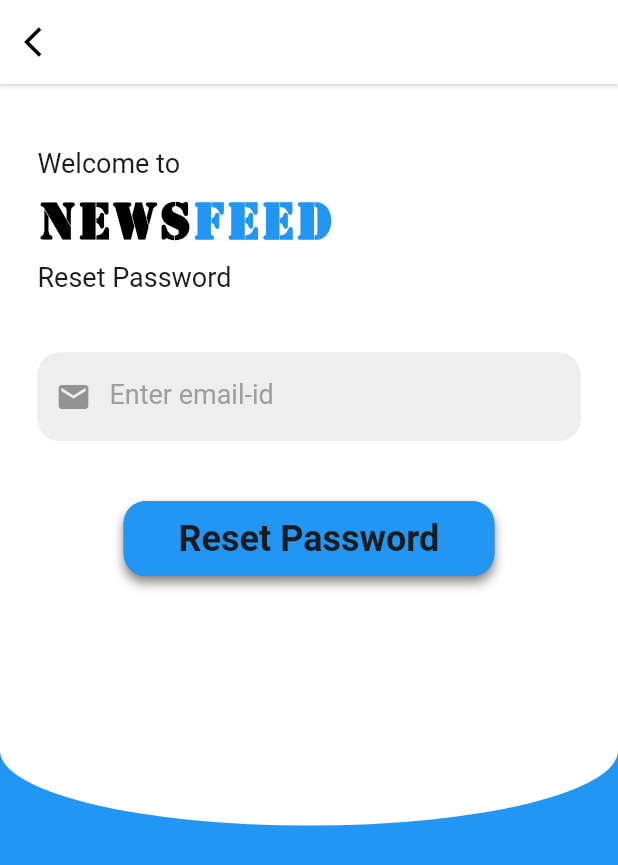
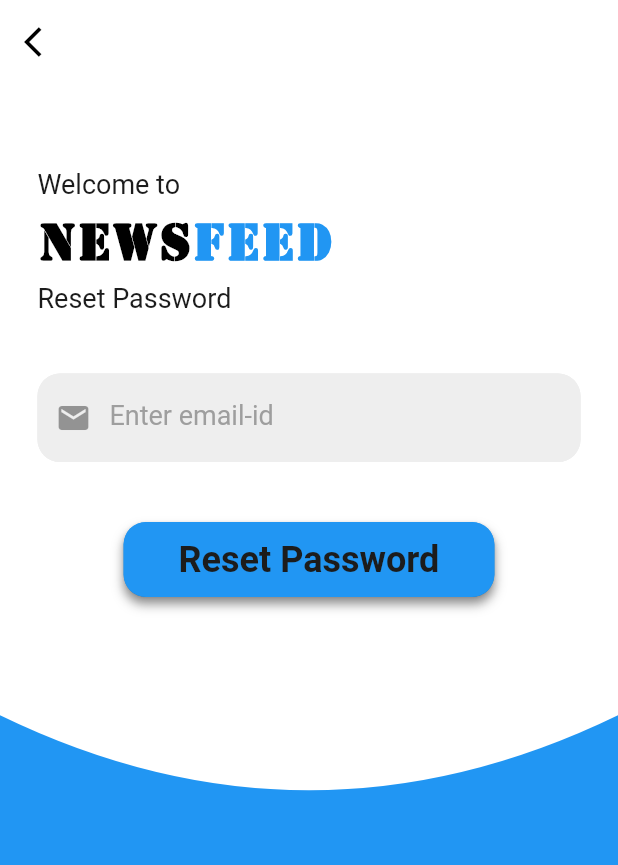
Before and after one commit to janarthanan1297/NewsFeed, a Flutter app: the ForgotPassword screen opened directly, on a phone screen of 412 x 824 dp. Shown: the top 865 px of the screen. Run offline on Flutter 3.47's test engine with Material 2 defaults, Android fonts, the phone set to English and light mode, and no system bars; our stand-ins replace bubble_bottom_bar, cloud_firestore, firebase_auth, firebase_core, flutter_icons, flutter_signin_button and 6 more; missing offline and left inert: image_downloader, skeleton_animation, xml2json; accounts and stored records are empty.

```diff
--- a/lib/screens/landing/forgotpassword.dart
+++ b/lib/screens/landing/forgotpassword.dart
@@ -28,7 +28,7 @@ class _ForgotPasswordState extends State<ForgotPassword> {
           mainAxisAlignment: MainAxisAlignment.center,
           children: <Widget>[
             SizedBox(
-              height: 30,
+              height: 100,
             ),
             Padding(
               padding: const EdgeInsets.only(),
@@ -167,12 +167,10 @@ class _ForgotPasswordState extends State<ForgotPassword> {
 
   @override
   Widget build(BuildContext context) {
-    return SafeArea(
-      child: Scaffold(
+    return Scaffold(
       appBar: AppBar(
         backgroundColor: Colors.white,
-          elevation: 1,
-          shadowColor: Colors.white,
+        elevation: 0,
         leading: IconButton(
           icon: Icon(
             Icons.arrow_back_ios,
@@ -183,21 +181,17 @@ class _ForgotPasswordState extends State<ForgotPassword> {
           },
         ),
       ),
+      extendBodyBehindAppBar: true,
       backgroundColor: Colors.blue,
       body: Stack(
         children: <Widget>[
-            Container(
-              height: MediaQuery.of(context).size.height * 0.6,
+          ClipPath(
+              clipper: MyClipper(),
+              child: Container(
+                height: MediaQuery.of(context).size.height * 0.7,
                 width: MediaQuery.of(context).size.width,
-              child: Container(
-                decoration: BoxDecoration(
                 color: Colors.white,
-                  borderRadius: BorderRadius.vertical(
-                    bottom: Radius.elliptical(MediaQuery.of(context).size.width, 100),
-                  ),
-                ),
-              ),
-            ),
+              )),
           Column(
             mainAxisAlignment: MainAxisAlignment.start,
             children: <Widget>[
@@ -207,7 +201,25 @@ class _ForgotPasswordState extends State<ForgotPassword> {
           )
         ],
       ),
-      ),
     );
   }
 }
+
+class MyClipper extends CustomClipper<Path> {
+  @override
+  Path getClip(Size size) {
+    var path = Path();
+
+    path.lineTo(0, size.height - 100);
+    path.quadraticBezierTo(size.width / 2, size.height, size.width, size.height - 100);
+    path.lineTo(size.width, 0);
+    path.close();
+
+    return path;
+  }
+
+  @override
+  bool shouldReclip(CustomClipper oldClipper) {
+    return false;
+  }
+}
```
Lines whose indentation alone changed are shown as unchanged.
